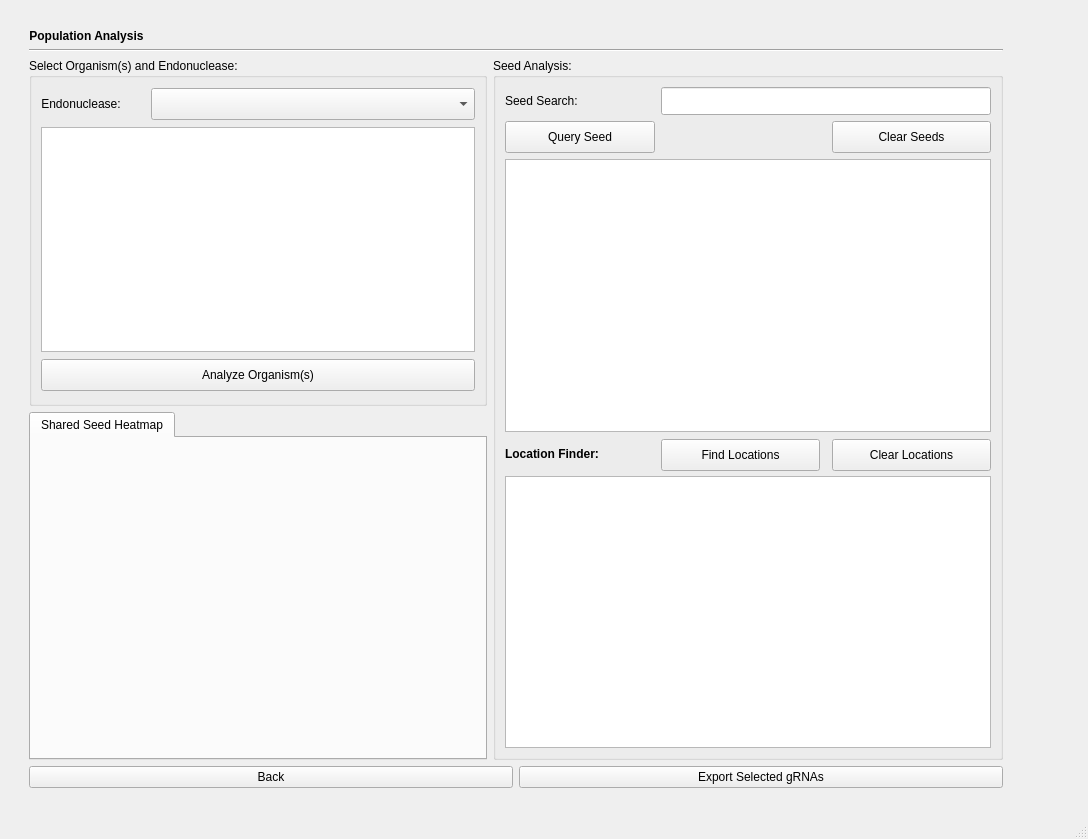
This is populationanalysis.ui in TrinhLab/CASPERapp as Qt 5 draws it before an edit. The edited form follows.
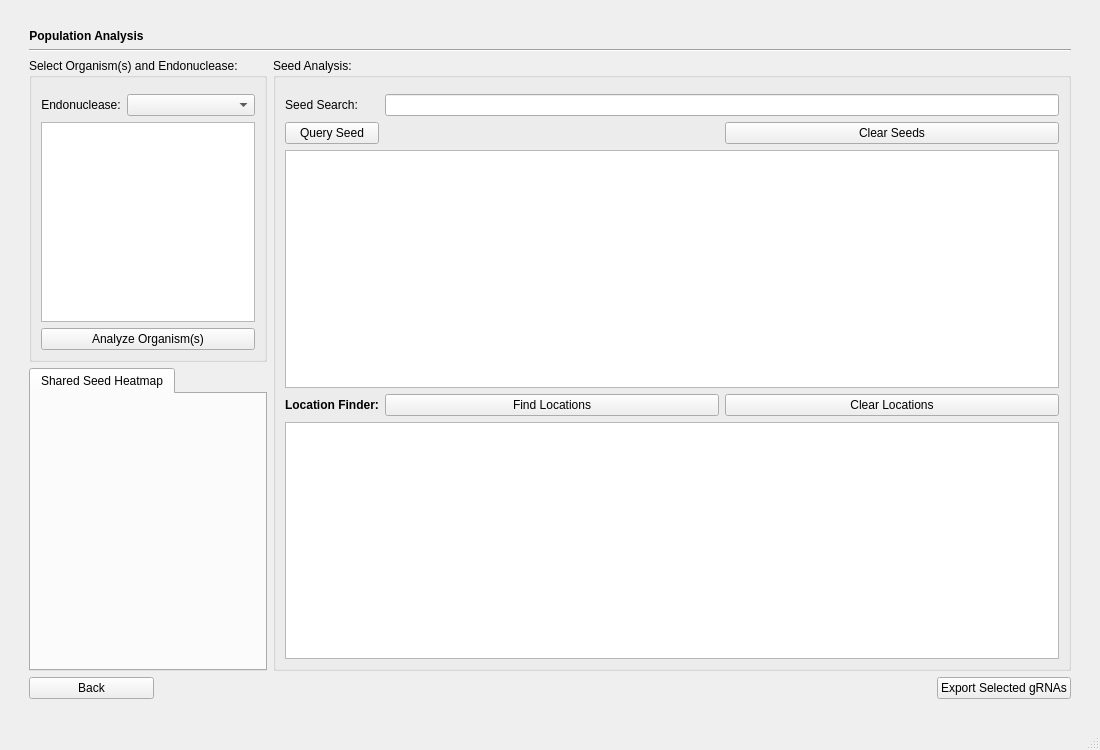
This is the edited form.

Commit message: pop UI rework dont

The edit to the form file:
```diff
--- a/populationanalysis.ui
+++ b/populationanalysis.ui
@@ -6,8 +6,8 @@
    <rect>
     <x>0</x>
     <y>0</y>
-    <width>1088</width>
-    <height>839</height>
+    <width>1100</width>
+    <height>750</height>
    </rect>
   </property>
   <property name="font">
@@ -29,17 +29,176 @@
     <string notr="true"/>
    </property>
    <layout class="QGridLayout" name="gridLayout">
-    <item row="5" column="4">
-     <widget class="QLabel" name="label_5">
-      <property name="minimumSize">
+    <item row="5" column="1">
+     <widget class="QGroupBox" name="groupBox">
+      <property name="sizePolicy">
+       <sizepolicy hsizetype="Preferred" vsizetype="Preferred">
+        <horstretch>0</horstretch>
+        <verstretch>0</verstretch>
+       </sizepolicy>
+      </property>
+      <property name="maximumSize">
        <size>
-        <width>50</width>
-        <height>0</height>
+        <width>16777215</width>
+        <height>16777215</height>
        </size>
       </property>
-      <property name="text">
-       <string/>
+      <property name="toolTip">
+       <string>Please select organism(s) and an endonuclease, and click &quot;Analyze Organism(s)&quot; to populate the population analysis window.</string>
       </property>
+      <property name="title">
+       <string>Select Organism(s) and Endonuclease:</string>
+      </property>
+      <layout class="QGridLayout" name="gridLayout_2">
+       <item row="1" column="0" alignment="Qt::AlignLeft">
+        <widget class="QLabel" name="label_3">
+         <property name="sizePolicy">
+          <sizepolicy hsizetype="Preferred" vsizetype="Fixed">
+           <horstretch>0</horstretch>
+           <verstretch>0</verstretch>
+          </sizepolicy>
+         </property>
+         <property name="minimumSize">
+          <size>
+           <width>0</width>
+           <height>0</height>
+          </size>
+         </property>
+         <property name="maximumSize">
+          <size>
+           <width>16777215</width>
+           <height>16777215</height>
+          </size>
+         </property>
+         <property name="text">
+          <string>Endonuclease:</string>
+         </property>
+         <property name="alignment">
+          <set>Qt::AlignCenter</set>
+         </property>
+        </widget>
+       </item>
+       <item row="4" column="0" colspan="4">
+        <widget class="QPushButton" name="analyze_button">
+         <property name="sizePolicy">
+          <sizepolicy hsizetype="Preferred" vsizetype="Fixed">
+           <horstretch>0</horstretch>
+           <verstretch>0</verstretch>
+          </sizepolicy>
+         </property>
+         <property name="minimumSize">
+          <size>
+           <width>0</width>
+           <height>0</height>
+          </size>
+         </property>
+         <property name="maximumSize">
+          <size>
+           <width>16777215</width>
+           <height>16777215</height>
+          </size>
+         </property>
+         <property name="styleSheet">
+          <string notr="true"/>
+         </property>
+         <property name="text">
+          <string>Analyze Organism(s)</string>
+         </property>
+         <property name="default">
+          <bool>false</bool>
+         </property>
+         <property name="flat">
+          <bool>false</bool>
+         </property>
+        </widget>
+       </item>
+       <item row="3" column="0" colspan="4">
+        <widget class="QTableWidget" name="org_Table">
+         <property name="sizePolicy">
+          <sizepolicy hsizetype="Preferred" vsizetype="Preferred">
+           <horstretch>0</horstretch>
+           <verstretch>0</verstretch>
+          </sizepolicy>
+         </property>
+         <property name="minimumSize">
+          <size>
+           <width>0</width>
+           <height>0</height>
+          </size>
+         </property>
+         <property name="maximumSize">
+          <size>
+           <width>16777215</width>
+           <height>16777215</height>
+          </size>
+         </property>
+         <property name="sizeAdjustPolicy">
+          <enum>QAbstractScrollArea::AdjustToContents</enum>
+         </property>
+         <property name="horizontalScrollMode">
+          <enum>QAbstractItemView::ScrollPerPixel</enum>
+         </property>
+         <attribute name="horizontalHeaderVisible">
+          <bool>true</bool>
+         </attribute>
+         <attribute name="horizontalHeaderCascadingSectionResizes">
+          <bool>true</bool>
+         </attribute>
+         <attribute name="horizontalHeaderDefaultSectionSize">
+          <number>100</number>
+         </attribute>
+         <attribute name="horizontalHeaderHighlightSections">
+          <bool>true</bool>
+         </attribute>
+         <attribute name="horizontalHeaderMinimumSectionSize">
+          <number>100</number>
+         </attribute>
+         <attribute name="horizontalHeaderStretchLastSection">
+          <bool>true</bool>
+         </attribute>
+        </widget>
+       </item>
+       <item row="1" column="1" colspan="3">
+        <widget class="QComboBox" name="endoBox">
+         <property name="sizePolicy">
+          <sizepolicy hsizetype="Expanding" vsizetype="Fixed">
+           <horstretch>0</horstretch>
+           <verstretch>0</verstretch>
+          </sizepolicy>
+         </property>
+         <property name="minimumSize">
+          <size>
+           <width>0</width>
+           <height>0</height>
+          </size>
+         </property>
+         <property name="maximumSize">
+          <size>
+           <width>16777215</width>
+           <height>16777215</height>
+          </size>
+         </property>
+        </widget>
+       </item>
+       <item row="0" column="0" colspan="4">
+        <widget class="QLabel" name="spacer_2">
+         <property name="sizePolicy">
+          <sizepolicy hsizetype="Expanding" vsizetype="Fixed">
+           <horstretch>0</horstretch>
+           <verstretch>0</verstretch>
+          </sizepolicy>
+         </property>
+         <property name="font">
+          <font>
+           <pointsize>1</pointsize>
+          </font>
+         </property>
+         <property name="text">
+          <string/>
+         </property>
+        </widget>
+       </item>
+      </layout>
      </widget>
     </item>
     <item row="5" column="3" rowspan="2">
@@ -60,9 +219,15 @@
     </item>
     <item row="6" column="1">
      <widget class="QTabWidget" name="tabWidget">
+      <property name="sizePolicy">
+       <sizepolicy hsizetype="Preferred" vsizetype="Preferred">
+        <horstretch>0</horstretch>
+        <verstretch>0</verstretch>
+       </sizepolicy>
+      </property>
       <property name="maximumSize">
        <size>
-        <width>488</width>
+        <width>16777215</width>
         <height>16777215</height>
        </size>
       </property>
@@ -78,51 +243,19 @@
        </attribute>
        <layout class="QVBoxLayout" name="verticalLayout">
         <item>
-         <widget class="QWidget" name="colormap_figure" native="true"/>
+         <widget class="QWidget" name="colormap_figure" native="true">
+          <property name="sizePolicy">
+           <sizepolicy hsizetype="Preferred" vsizetype="Preferred">
+            <horstretch>0</horstretch>
+            <verstretch>0</verstretch>
+           </sizepolicy>
+          </property>
+         </widget>
         </item>
        </layout>
       </widget>
      </widget>
     </item>
-    <item row="7" column="1" colspan="2">
-     <layout class="QHBoxLayout" name="horizontalLayout">
-      <item>
-       <widget class="QPushButton" name="goBackButton">
-        <property name="minimumSize">
-         <size>
-          <width>0</width>
-          <height>0</height>
-         </size>
-        </property>
-        <property name="maximumSize">
-         <size>
-          <width>16777215</width>
-          <height>16777215</height>
-         </size>
-        </property>
-        <property name="text">
-         <string>Back</string>
-        </property>
-       </widget>
-      </item>
-      <item>
-       <widget class="QPushButton" name="export_button">
-        <property name="maximumSize">
-         <size>
-          <width>16777215</width>
-          <height>16777215</height>
-         </size>
-        </property>
-        <property name="toolTip">
-         <string>&lt;html&gt;&lt;head/&gt;&lt;body&gt;&lt;p&gt;Click to export selected gRNAs. &lt;span style=&quot; font-weight:600;&quot;&gt;Note: &lt;/span&gt;only rows from the first (top right) table can be selected and exported.&lt;/p&gt;&lt;/body&gt;&lt;/html&gt;</string>
-        </property>
-        <property name="text">
-         <string>Export Selected gRNAs</string>
-        </property>
-       </widget>
-      </item>
-     </layout>
-    </item>
     <item row="5" column="0" rowspan="2">
      <spacer name="horizontalSpacer">
       <property name="orientation">
@@ -173,6 +306,98 @@
       </property>
      </widget>
     </item>
+    <item row="7" column="1" colspan="2">
+     <layout class="QHBoxLayout" name="horizontalLayout">
+      <property name="sizeConstraint">
+       <enum>QLayout::SetMinimumSize</enum>
+      </property>
+      <item alignment="Qt::AlignLeft">
+       <widget class="QPushButton" name="goBackButton">
+        <property name="sizePolicy">
+         <sizepolicy hsizetype="Minimum" vsizetype="Fixed">
+          <horstretch>0</horstretch>
+          <verstretch>0</verstretch>
+         </sizepolicy>
+        </property>
+        <property name="minimumSize">
+         <size>
+          <width>125</width>
+          <height>0</height>
+         </size>
+        </property>
+        <property name="maximumSize">
+         <size>
+          <width>16777215</width>
+          <height>16777215</height>
+         </size>
+        </property>
+        <property name="text">
+         <string>Back</string>
+        </property>
+       </widget>
+      </item>
+      <item alignment="Qt::AlignRight">
+       <widget class="QPushButton" name="export_button">
+        <property name="sizePolicy">
+         <sizepolicy hsizetype="Minimum" vsizetype="Fixed">
+          <horstretch>0</horstretch>
+          <verstretch>0</verstretch>
+         </sizepolicy>
+        </property>
+        <property name="minimumSize">
+         <size>
+          <width>125</width>
+          <height>0</height>
+         </size>
+        </property>
+        <property name="maximumSize">
+         <size>
+          <width>16777215</width>
+          <height>16777215</height>
+         </size>
+        </property>
+        <property name="toolTip">
+         <string>&lt;html&gt;&lt;head/&gt;&lt;body&gt;&lt;p&gt;Click to export selected gRNAs. &lt;span style=&quot; font-weight:600;&quot;&gt;Note: &lt;/span&gt;only rows from the first (top right) table can be selected and exported.&lt;/p&gt;&lt;/body&gt;&lt;/html&gt;</string>
+        </property>
+        <property name="text">
+         <string>Export Selected gRNAs</string>
+        </property>
+       </widget>
+      </item>
+     </layout>
+    </item>
+    <item row="2" column="1" colspan="2">
+     <spacer name="verticalSpacer_2">
+      <property name="orientation">
+       <enum>Qt::Vertical</enum>
+      </property>
+      <property name="sizeType">
+       <enum>QSizePolicy::Fixed</enum>
+      </property>
+      <property name="sizeHint" stdset="0">
+       <size>
+        <width>20</width>
+        <height>20</height>
+       </size>
+      </property>
+     </spacer>
+    </item>
+    <item row="8" column="1" colspan="2">
+     <spacer name="verticalSpacer">
+      <property name="orientation">
+       <enum>Qt::Vertical</enum>
+      </property>
+      <property name="sizeType">
+       <enum>QSizePolicy::Fixed</enum>
+      </property>
+      <property name="sizeHint" stdset="0">
+       <size>
+        <width>20</width>
+        <height>20</height>
+       </size>
+      </property>
+     </spacer>
+    </item>
     <item row="5" column="2" rowspan="2">
      <widget class="QGroupBox" name="groupBox_2">
       <property name="sizePolicy">
@@ -188,117 +413,24 @@
        <string>Seed Analysis:</string>
       </property>
       <layout class="QGridLayout" name="gridLayout_3">
-       <item row="0" column="0">
-        <widget class="QLabel" name="seed_label">
-         <property name="sizePolicy">
-          <sizepolicy hsizetype="Fixed" vsizetype="Preferred">
-           <horstretch>0</horstretch>
-           <verstretch>0</verstretch>
-          </sizepolicy>
-         </property>
-         <property name="minimumSize">
-          <size>
-           <width>0</width>
-           <height>0</height>
-          </size>
-         </property>
-         <property name="maximumSize">
-          <size>
-           <width>16777215</width>
-           <height>16777215</height>
-          </size>
-         </property>
-         <property name="text">
-          <string>Seed Search:</string>
-         </property>
-        </widget>
-       </item>
-       <item row="3" column="0">
-        <widget class="QPushButton" name="query_seed_button">
-         <property name="sizePolicy">
-          <sizepolicy hsizetype="Fixed" vsizetype="Fixed">
-           <horstretch>0</horstretch>
-           <verstretch>0</verstretch>
-          </sizepolicy>
-         </property>
-         <property name="minimumSize">
-          <size>
-           <width>150</width>
-           <height>32</height>
-          </size>
-         </property>
-         <property name="maximumSize">
-          <size>
-           <width>200</width>
-           <height>32</height>
-          </size>
-         </property>
-         <property name="text">
-          <string>Query Seed</string>
-         </property>
-        </widget>
-       </item>
-       <item row="0" column="1" colspan="3">
-        <widget class="QLineEdit" name="seed_input">
-         <property name="sizePolicy">
-          <sizepolicy hsizetype="Expanding" vsizetype="Fixed">
-           <horstretch>0</horstretch>
-           <verstretch>0</verstretch>
-          </sizepolicy>
-         </property>
-         <property name="minimumSize">
-          <size>
-           <width>0</width>
-           <height>28</height>
-          </size>
-         </property>
-         <property name="maximumSize">
-          <size>
-           <width>16777215</width>
-           <height>16777215</height>
-          </size>
-         </property>
-        </widget>
-       </item>
-       <item row="6" column="0">
-        <widget class="QLabel" name="label_4">
-         <property name="font">
-          <font>
-           <family>Arial</family>
-           <weight>50</weight>
-           <italic>false</italic>
-           <bold>false</bold>
-          </font>
-         </property>
-         <property name="toolTip">
-          <string>&lt;html&gt;&lt;head/&gt;&lt;body&gt;&lt;p&gt;Highlight a seed and click &amp;quot;Find Locations&amp;quot; to view the exact location and organism of every repeat belonging to that seed.&lt;/p&gt;&lt;/body&gt;&lt;/html&gt;</string>
-         </property>
-         <property name="text">
-          <string>&lt;html&gt;&lt;head/&gt;&lt;body&gt;&lt;p&gt;&lt;span style=&quot; font-weight:600;&quot;&gt;Location Finder:&lt;/span&gt;&lt;/p&gt;&lt;/body&gt;&lt;/html&gt;</string>
-         </property>
-         <property name="alignment">
-          <set>Qt::AlignLeading|Qt::AlignLeft|Qt::AlignVCenter</set>
-         </property>
-        </widget>
-       </item>
-       <item row="6" column="1">
+       <item row="7" column="2">
         <widget class="QPushButton" name="find_locs_button">
          <property name="sizePolicy">
-          <sizepolicy hsizetype="Minimum" vsizetype="Minimum">
+          <sizepolicy hsizetype="Preferred" vsizetype="Fixed">
            <horstretch>0</horstretch>
            <verstretch>0</verstretch>
           </sizepolicy>
          </property>
          <property name="minimumSize">
           <size>
-           <width>159</width>
-           <height>32</height>
+           <width>0</width>
+           <height>0</height>
           </size>
          </property>
          <property name="maximumSize">
           <size>
-           <width>159</width>
-           <height>30</height>
+           <width>16777215</width>
+           <height>16777215</height>
           </size>
          </property>
          <property name="text">
@@ -306,17 +438,23 @@
          </property>
         </widget>
        </item>
-       <item row="5" column="0" colspan="4">
+       <item row="6" column="1" colspan="3">
         <widget class="QTableWidget" name="table2">
+         <property name="sizePolicy">
+          <sizepolicy hsizetype="Expanding" vsizetype="Expanding">
+           <horstretch>0</horstretch>
+           <verstretch>0</verstretch>
+          </sizepolicy>
+         </property>
          <property name="minimumSize">
           <size>
-           <width>462</width>
-           <height>247</height>
+           <width>0</width>
+           <height>0</height>
           </size>
          </property>
          <property name="maximumSize">
           <size>
-           <width>678967</width>
+           <width>16777215</width>
            <height>16777215</height>
           </size>
          </property>
@@ -343,12 +481,18 @@
          </attribute>
         </widget>
        </item>
-       <item row="9" column="0" colspan="4">
+       <item row="10" column="1" colspan="3">
         <widget class="QTableWidget" name="loc_finder_table">
+         <property name="sizePolicy">
+          <sizepolicy hsizetype="Expanding" vsizetype="Expanding">
+           <horstretch>0</horstretch>
+           <verstretch>0</verstretch>
+          </sizepolicy>
+         </property>
          <property name="minimumSize">
           <size>
            <width>0</width>
-           <height>247</height>
+           <height>0</height>
           </size>
          </property>
          <property name="maximumSize">
@@ -374,24 +518,45 @@
          </attribute>
         </widget>
        </item>
-       <item row="6" column="3">
+       <item row="7" column="1">
+        <widget class="QLabel" name="label_4">
+         <property name="font">
+          <font>
+           <family>Arial</family>
+           <weight>50</weight>
+           <italic>false</italic>
+           <bold>false</bold>
+          </font>
+         </property>
+         <property name="toolTip">
+          <string>&lt;html&gt;&lt;head/&gt;&lt;body&gt;&lt;p&gt;Highlight a seed and click &amp;quot;Find Locations&amp;quot; to view the exact location and organism of every repeat belonging to that seed.&lt;/p&gt;&lt;/body&gt;&lt;/html&gt;</string>
+         </property>
+         <property name="text">
+          <string>&lt;html&gt;&lt;head/&gt;&lt;body&gt;&lt;p&gt;&lt;span style=&quot; font-weight:600;&quot;&gt;Location Finder:&lt;/span&gt;&lt;/p&gt;&lt;/body&gt;&lt;/html&gt;</string>
+         </property>
+         <property name="alignment">
+          <set>Qt::AlignLeading|Qt::AlignLeft|Qt::AlignVCenter</set>
+         </property>
+        </widget>
+       </item>
+       <item row="7" column="3">
         <widget class="QPushButton" name="clear_loc_button">
          <property name="sizePolicy">
-          <sizepolicy hsizetype="Minimum" vsizetype="Minimum">
+          <sizepolicy hsizetype="Preferred" vsizetype="Fixed">
            <horstretch>0</horstretch>
            <verstretch>0</verstretch>
           </sizepolicy>
          </property>
          <property name="minimumSize">
           <size>
-           <width>159</width>
-           <height>32</height>
+           <width>0</width>
+           <height>0</height>
           </size>
          </property>
          <property name="maximumSize">
           <size>
-           <width>159</width>
-           <height>30</height>
+           <width>16777215</width>
+           <height>16777215</height>
           </size>
          </property>
          <property name="text">
@@ -399,24 +564,24 @@
          </property>
         </widget>
        </item>
-       <item row="3" column="3">
+       <item row="4" column="3">
         <widget class="QPushButton" name="clear_Button">
          <property name="sizePolicy">
-          <sizepolicy hsizetype="Fixed" vsizetype="Minimum">
+          <sizepolicy hsizetype="Preferred" vsizetype="Fixed">
            <horstretch>0</horstretch>
            <verstretch>0</verstretch>
           </sizepolicy>
          </property>
          <property name="minimumSize">
           <size>
-           <width>150</width>
-           <height>32</height>
+           <width>0</width>
+           <height>0</height>
           </size>
          </property>
          <property name="maximumSize">
           <size>
-           <width>200</width>
-           <height>32</height>
+           <width>16777215</width>
+           <height>16777215</height>
           </size>
          </property>
          <property name="text">
@@ -424,50 +589,10 @@
          </property>
         </widget>
        </item>
-      </layout>
-     </widget>
-    </item>
-    <item row="2" column="1" colspan="2">
-     <spacer name="verticalSpacer_2">
-      <property name="orientation">
-       <enum>Qt::Vertical</enum>
-      </property>
-      <property name="sizeType">
-       <enum>QSizePolicy::Fixed</enum>
-      </property>
-      <property name="sizeHint" stdset="0">
-       <size>
-        <width>20</width>
-        <height>20</height>
-       </size>
-      </property>
-     </spacer>
-    </item>
-    <item row="5" column="1">
-     <widget class="QGroupBox" name="groupBox">
-      <property name="sizePolicy">
-       <sizepolicy hsizetype="Preferred" vsizetype="Expanding">
-        <horstretch>0</horstretch>
-        <verstretch>0</verstretch>
-       </sizepolicy>
-      </property>
-      <property name="maximumSize">
-       <size>
-        <width>488</width>
-        <height>16777215</height>
-       </size>
-      </property>
-      <property name="toolTip">
-       <string>Please select organism(s) and an endonuclease, and click &quot;Analyze Organism(s)&quot; to populate the population analysis window.</string>
-      </property>
-      <property name="title">
-       <string>Select Organism(s) and Endonuclease:</string>
-      </property>
-      <layout class="QGridLayout" name="gridLayout_2">
-       <item row="0" column="0" alignment="Qt::AlignLeft">
-        <widget class="QLabel" name="label_3">
+       <item row="1" column="1">
+        <widget class="QLabel" name="seed_label">
          <property name="sizePolicy">
-          <sizepolicy hsizetype="Minimum" vsizetype="Preferred">
+          <sizepolicy hsizetype="Fixed" vsizetype="Preferred">
            <horstretch>0</horstretch>
            <verstretch>0</verstretch>
           </sizepolicy>
@@ -485,105 +610,68 @@
           </size>
          </property>
          <property name="text">
-          <string>Endonuclease:</string>
+          <string>Seed Search:</string>
          </property>
          <property name="alignment">
           <set>Qt::AlignCenter</set>
          </property>
         </widget>
        </item>
-       <item row="3" column="0" colspan="4">
-        <widget class="QPushButton" name="analyze_button">
-         <property name="sizePolicy">
-          <sizepolicy hsizetype="Expanding" vsizetype="Fixed">
-           <horstretch>0</horstretch>
-           <verstretch>0</verstretch>
-          </sizepolicy>
-         </property>
-         <property name="minimumSize">
-          <size>
-           <width>300</width>
-           <height>32</height>
-          </size>
-         </property>
-         <property name="maximumSize">
-          <size>
-           <width>16777215</width>
-           <height>32</height>
-          </size>
-         </property>
-         <property name="styleSheet">
-          <string notr="true"/>
-         </property>
-         <property name="text">
-          <string>Analyze Organism(s)</string>
-         </property>
-         <property name="default">
-          <bool>false</bool>
-         </property>
-         <property name="flat">
-          <bool>false</bool>
-         </property>
-        </widget>
-       </item>
-       <item row="2" column="0" colspan="4">
-        <widget class="QTableWidget" name="org_Table">
-         <property name="sizePolicy">
-          <sizepolicy hsizetype="Expanding" vsizetype="Minimum">
-           <horstretch>0</horstretch>
-           <verstretch>0</verstretch>
-          </sizepolicy>
-         </property>
-         <property name="minimumSize">
-          <size>
-           <width>0</width>
-           <height>209</height>
-          </size>
-         </property>
-         <property name="maximumSize">
-          <size>
-           <width>468</width>
-           <height>225</height>
-          </size>
-         </property>
-         <property name="sizeAdjustPolicy">
-          <enum>QAbstractScrollArea::AdjustToContents</enum>
-         </property>
-         <property name="horizontalScrollMode">
-          <enum>QAbstractItemView::ScrollPerPixel</enum>
-         </property>
-         <attribute name="horizontalHeaderVisible">
-          <bool>true</bool>
-         </attribute>
-         <attribute name="horizontalHeaderCascadingSectionResizes">
-          <bool>true</bool>
-         </attribute>
-         <attribute name="horizontalHeaderDefaultSectionSize">
-          <number>100</number>
-         </attribute>
-         <attribute name="horizontalHeaderHighlightSections">
-          <bool>true</bool>
-         </attribute>
-         <attribute name="horizontalHeaderMinimumSectionSize">
-          <number>100</number>
-         </attribute>
-         <attribute name="horizontalHeaderStretchLastSection">
-          <bool>true</bool>
-         </attribute>
-        </widget>
-       </item>
        <item row="0" column="1" colspan="3">
-        <widget class="QComboBox" name="endoBox">
+        <widget class="QLabel" name="spacer_1">
          <property name="sizePolicy">
           <sizepolicy hsizetype="Expanding" vsizetype="Fixed">
            <horstretch>0</horstretch>
            <verstretch>0</verstretch>
           </sizepolicy>
          </property>
+         <property name="font">
+          <font>
+           <pointsize>1</pointsize>
+          </font>
+         </property>
+         <property name="text">
+          <string/>
+         </property>
+        </widget>
+       </item>
+       <item row="4" column="1">
+        <widget class="QPushButton" name="query_seed_button">
+         <property name="sizePolicy">
+          <sizepolicy hsizetype="Preferred" vsizetype="Fixed">
+           <horstretch>0</horstretch>
+           <verstretch>0</verstretch>
+          </sizepolicy>
+         </property>
          <property name="minimumSize">
           <size>
            <width>0</width>
-           <height>32</height>
+           <height>0</height>
+          </size>
+         </property>
+         <property name="maximumSize">
+          <size>
+           <width>16777215</width>
+           <height>16777215</height>
+          </size>
+         </property>
+         <property name="text">
+          <string>Query Seed</string>
+         </property>
+        </widget>
+       </item>
+       <item row="1" column="2" colspan="2">
+        <widget class="QLineEdit" name="seed_input">
+         <property name="sizePolicy">
+          <sizepolicy hsizetype="Expanding" vsizetype="Fixed">
+           <horstretch>0</horstretch>
+           <verstretch>0</verstretch>
+          </sizepolicy>
+         </property>
+         <property name="minimumSize">
+          <size>
+           <width>0</width>
+           <height>0</height>
           </size>
          </property>
          <property name="maximumSize">
```
Left out of the diff: 20 changed lines with no effect on the pictures. The commit also changes 3 other files.
